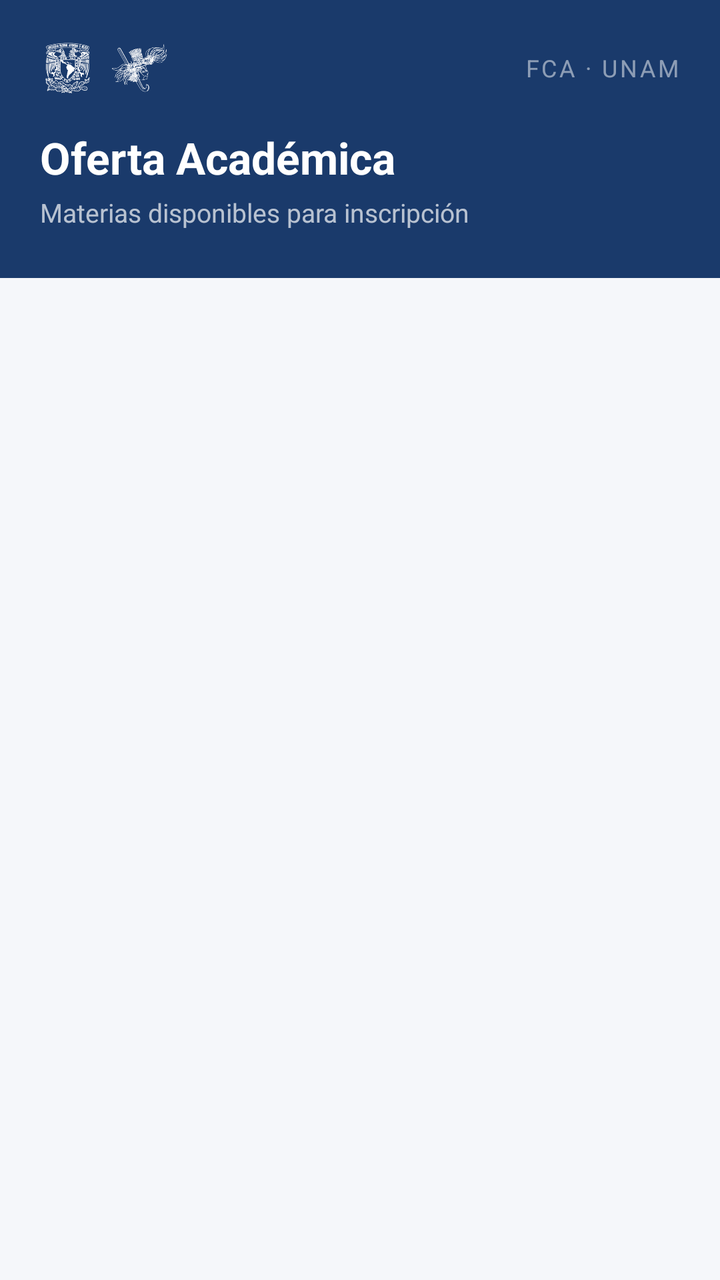
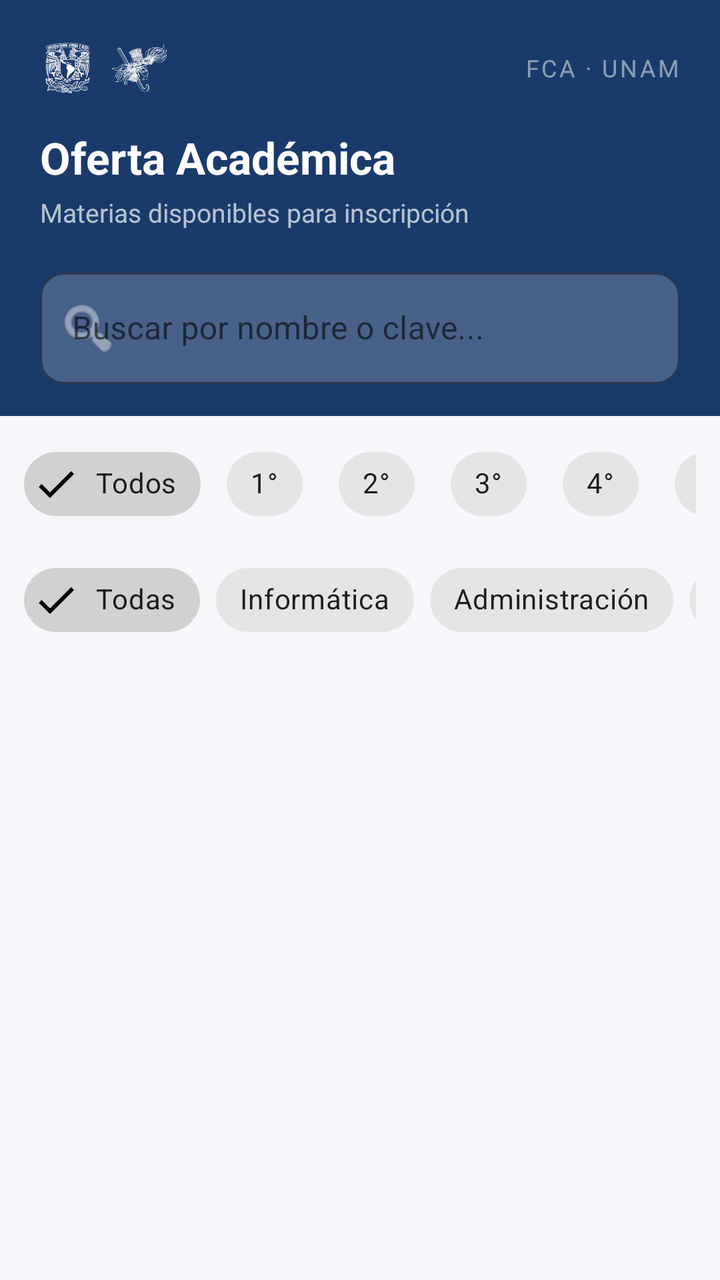

Compare the two renders of this Android layout. The source of the first and the diff that turns it into the second are given below.
<!-- AndroidManifest.xml: application theme Theme.Shcedify -->
<!-- res/layout/fragment_materia.xml -->
<?xml version="1.0" encoding="utf-8"?>
<LinearLayout
    xmlns:android="http://schemas.android.com/apk/res/android"
    xmlns:app="http://schemas.android.com/apk/res-auto"
    android:layout_width="match_parent"
    android:layout_height="match_parent"
    android:orientation="vertical"
    android:background="@color/background">

    
    <LinearLayout
        android:layout_width="match_parent"
        android:layout_height="wrap_content"
        android:orientation="vertical"
        android:background="@color/primary"
        android:paddingStart="20dp"
        android:paddingEnd="20dp"
        android:paddingTop="20dp"
        android:paddingBottom="24dp">

        <LinearLayout
            android:layout_width="match_parent"
            android:layout_height="wrap_content"
            android:orientation="horizontal"
            android:gravity="center_vertical"
            android:layout_marginBottom="16dp">

            <ImageView
                android:layout_width="28dp"
                android:layout_height="28dp"
                android:src="@drawable/logos_blanco_unam"
                android:scaleType="fitCenter"
                android:adjustViewBounds="true"
                android:contentDescription="@string/logo_unam_desc"/>

            <ImageView
                android:layout_width="28dp"
                android:layout_height="28dp"
                android:layout_marginStart="8dp"
                android:src="@drawable/logos_blanco_fca"
                android:scaleType="fitCenter"
                android:adjustViewBounds="true"
                android:contentDescription="@string/logo_fca_desc"/>

            <View android:layout_width="0dp" android:layout_height="1dp" android:layout_weight="1"/>

            <TextView
                android:layout_width="wrap_content"
                android:layout_height="wrap_content"
                android:text="FCA · UNAM"
                android:textColor="#80FFFFFF"
                android:textSize="12sp"
                android:letterSpacing="0.1"/>
        </LinearLayout>

        <TextView
            android:layout_width="match_parent"
            android:layout_height="wrap_content"
            android:text="Oferta Académica"
            android:textColor="@color/on_primary"
            android:textSize="22sp"
            android:textStyle="bold"/>

        <TextView
            android:layout_width="match_parent"
            android:layout_height="wrap_content"
            android:layout_marginTop="4dp"
            android:text="Materias disponibles para inscripción"
            android:textColor="#B0FFFFFF"
            android:textSize="13sp"/>

    </LinearLayout>

    
    <androidx.recyclerview.widget.RecyclerView
        android:id="@+id/rvMaterias"
        android:layout_width="match_parent"
        android:layout_height="0dp"
        android:layout_weight="1"
        android:clipToPadding="false"
        android:paddingTop="12dp"
        android:paddingBottom="16dp"
        android:paddingHorizontal="12dp"/>

</LinearLayout>
<!-- resources referenced by this layout -->
<resources>
  <color name="background">#F5F7FA</color>
  <color name="on_primary">#FFFFFF</color>
  <color name="primary">#1A3A6B</color>
  <!-- drawable logos_blanco_fca: png bitmap (drawable, 27612 bytes) -->
  <!-- drawable logos_blanco_unam: png bitmap (drawable, 50889 bytes) -->
  <string name="logo_fca_desc">Logo FCA</string>
  <string name="logo_unam_desc">Logo UNAM</string>
  <style name="Theme.Shcedify" parent="Theme.MaterialComponents.DayNight.NoActionBar">
          <item name="colorPrimary">@color/primary</item>
          <item name="colorPrimaryVariant">@color/primary_variant</item>
          <item name="colorSecondary">@color/secondary</item>
          <item name="colorOnPrimary">@color/on_primary</item>
          <item name="colorOnSecondary">@color/on_secondary</item>
          <item name="android:colorBackground">@color/background</item>
          <item name="colorSurface">@color/surface</item>
          <item name="colorError">@color/error</item>
          <item name="textInputStyle">@style/Widget.MaterialComponents.TextInputLayout.OutlinedBox</item>
      </style>
  <color name="primary_variant">#0D2547</color>
  <color name="secondary">#2E6DB4</color>
  <color name="on_secondary">#FFFFFF</color>
  <color name="surface">#FFFFFF</color>
  <color name="error">#B00020</color>
</resources>

<!-- the commit's change to res/layout/fragment_materia.xml (unified diff, before → after) -->
@@ -16,7 +16,7 @@
         android:paddingStart="20dp"
         android:paddingEnd="20dp"
         android:paddingTop="20dp"
-        android:paddingBottom="24dp">
+        android:paddingBottom="16dp">
 
         <LinearLayout
             android:layout_width="match_parent"
@@ -65,11 +65,201 @@
             android:layout_width="match_parent"
             android:layout_height="wrap_content"
             android:layout_marginTop="4dp"
+            android:layout_marginBottom="16dp"
             android:text="Materias disponibles para inscripción"
             android:textColor="#B0FFFFFF"
             android:textSize="13sp"/>
 
+        
+        <com.google.android.material.textfield.TextInputLayout
+            android:id="@+id/tilSearch"
+            android:layout_width="match_parent"
+            android:layout_height="wrap_content"
+            android:hint="Buscar por nombre o clave..."
+            app:boxBackgroundColor="#33FFFFFF"
+            app:boxStrokeColor="#80FFFFFF"
+            app:hintTextColor="#B0FFFFFF"
+            app:startIconDrawable="@android:drawable/ic_menu_search"
+            app:startIconTint="#B0FFFFFF"
+            style="@style/Widget.MaterialComponents.TextInputLayout.OutlinedBox"
+            app:boxCornerRadiusTopStart="12dp"
+            app:boxCornerRadiusTopEnd="12dp"
+            app:boxCornerRadiusBottomStart="12dp"
+            app:boxCornerRadiusBottomEnd="12dp">
+
+            <com.google.android.material.textfield.TextInputEditText
+                android:id="@+id/etSearch"
+                android:layout_width="match_parent"
+                android:layout_height="wrap_content"
+                android:textColor="@color/on_primary"
+                android:inputType="text"
+                android:imeOptions="actionSearch"
+                android:maxLines="1"/>
+
+        </com.google.android.material.textfield.TextInputLayout>
+
     </LinearLayout>
+
+    
+    <HorizontalScrollView
+        android:layout_width="match_parent"
+        android:layout_height="wrap_content"
+        android:scrollbars="none"
+        android:paddingHorizontal="12dp"
+        android:paddingVertical="10dp">
+
+        <com.google.android.material.chip.ChipGroup
+            android:id="@+id/chipGroupSemestre"
+            android:layout_width="wrap_content"
+            android:layout_height="wrap_content"
+            app:singleSelection="true"
+            app:selectionRequired="false">
+
+            <com.google.android.material.chip.Chip
+                android:id="@+id/chipTodos"
+                android:layout_width="wrap_content"
+                android:layout_height="wrap_content"
+                android:text="Todos"
+                android:checkable="true"
+                android:checked="true"
+                style="@style/Widget.MaterialComponents.Chip.Filter"/>
+
+            <com.google.android.material.chip.Chip
+                android:id="@+id/chip1"
+                android:layout_width="wrap_content"
+                android:layout_height="wrap_content"
+                android:text="1°"
+                android:checkable="true"
+                style="@style/Widget.MaterialComponents.Chip.Filter"/>
+
+            <com.google.android.material.chip.Chip
+                android:id="@+id/chip2"
+                android:layout_width="wrap_content"
+                android:layout_height="wrap_content"
+                android:text="2°"
+                android:checkable="true"
+                style="@style/Widget.MaterialComponents.Chip.Filter"/>
+
+            <com.google.android.material.chip.Chip
+                android:id="@+id/chip3"
+                android:layout_width="wrap_content"
+                android:layout_height="wrap_content"
+                android:text="3°"
+                android:checkable="true"
+                style="@style/Widget.MaterialComponents.Chip.Filter"/>
+
+            <com.google.android.material.chip.Chip
+                android:id="@+id/chip4"
+                android:layout_width="wrap_content"
+                android:layout_height="wrap_content"
+                android:text="4°"
+                android:checkable="true"
+                style="@style/Widget.MaterialComponents.Chip.Filter"/>
+
+            <com.google.android.material.chip.Chip
+                android:id="@+id/chip5"
+                android:layout_width="wrap_content"
+                android:layout_height="wrap_content"
+                android:text="5°"
+                android:checkable="true"
+                style="@style/Widget.MaterialComponents.Chip.Filter"/>
+
+            <com.google.android.material.chip.Chip
+                android:id="@+id/chip6"
+                android:layout_width="wrap_content"
+                android:layout_height="wrap_content"
+                android:text="6°"
+                android:checkable="true"
+                style="@style/Widget.MaterialComponents.Chip.Filter"/>
+
+            <com.google.android.material.chip.Chip
+                android:id="@+id/chip7"
+                android:layout_width="wrap_content"
+                android:layout_height="wrap_content"
+                android:text="7°"
+                android:checkable="true"
+                style="@style/Widget.MaterialComponents.Chip.Filter"/>
+
+            <com.google.android.material.chip.Chip
+                android:id="@+id/chip8"
+                android:layout_width="wrap_content"
+                android:layout_height="wrap_content"
+                android:text="8°"
+                android:checkable="true"
+                style="@style/Widget.MaterialComponents.Chip.Filter"/>
+
+        </com.google.android.material.chip.ChipGroup>
+
+    </HorizontalScrollView>
+
+    
+    <HorizontalScrollView
+        android:layout_width="match_parent"
+        android:layout_height="wrap_content"
+        android:scrollbars="none"
+        android:paddingHorizontal="12dp"
+        android:paddingBottom="4dp">
+
+        <com.google.android.material.chip.ChipGroup
+            android:id="@+id/chipGroupCarrera"
+            android:layout_width="wrap_content"
+            android:layout_height="wrap_content"
+            app:singleSelection="true"
+            app:selectionRequired="false">
+
+            <com.google.android.material.chip.Chip
+                android:id="@+id/chipCarreraTodas"
+                android:layout_width="wrap_content"
+                android:layout_height="wrap_content"
+                android:text="Todas"
+                android:checkable="true"
+                android:checked="true"
+                style="@style/Widget.MaterialComponents.Chip.Filter"/>
+
+            <com.google.android.material.chip.Chip
+                android:id="@+id/chipINF"
+                android:layout_width="wrap_content"
+                android:layout_height="wrap_content"
+                android:text="Informática"
+                android:checkable="true"
+                style="@style/Widget.MaterialComponents.Chip.Filter"/>
+
+            <com.google.android.material.chip.Chip
+                android:id="@+id/chipADM"
+                android:layout_width="wrap_content"
+                android:layout_height="wrap_content"
+                android:text="Administración"
+                android:checkable="true"
+                style="@style/Widget.MaterialComponents.Chip.Filter"/>
+
+            <com.google.android.material.chip.Chip
+                android:id="@+id/chipCON"
+                android:layout_width="wrap_content"
+                android:layout_height="wrap_content"
+                android:text="Contaduría"
+                android:checkable="true"
+                style="@style/Widget.MaterialComponents.Chip.Filter"/>
+
+            <com.google.android.material.chip.Chip
+                android:id="@+id/chipNI"
+                android:layout_width="wrap_content"
+                android:layout_height="wrap_content"
+                android:text="Neg. Internacionales"
+                android:checkable="true"
+                style="@style/Widget.MaterialComponents.Chip.Filter"/>
+
+        </com.google.android.material.chip.ChipGroup>
+    </HorizontalScrollView>
+
+    
+    <TextView
+        android:id="@+id/tvResultCount"
+        android:layout_width="match_parent"
+        android:layout_height="wrap_content"
+        android:paddingHorizontal="16dp"
+        android:paddingBottom="4dp"
+        android:textSize="12sp"
+        android:textColor="@color/text_secondary"/>
 
     
     <androidx.recyclerview.widget.RecyclerView
@@ -78,7 +268,7 @@
         android:layout_height="0dp"
         android:layout_weight="1"
         android:clipToPadding="false"
-        android:paddingTop="12dp"
+        android:paddingTop="4dp"
         android:paddingBottom="16dp"
         android:paddingHorizontal="12dp"/>
 
<!-- resource entries referenced after the edit -->
@@ -3,6 +3,7 @@
   <color name="background">#F5F7FA</color>
   <color name="on_primary">#FFFFFF</color>
   <color name="primary">#1A3A6B</color>
+  <color name="text_secondary">#5A6A7A</color>
   <!-- drawable logos_blanco_fca: png bitmap (drawable, 27612 bytes) -->
   <!-- drawable logos_blanco_unam: png bitmap (drawable, 50889 bytes) -->
   <string name="logo_fca_desc">Logo FCA</string>
